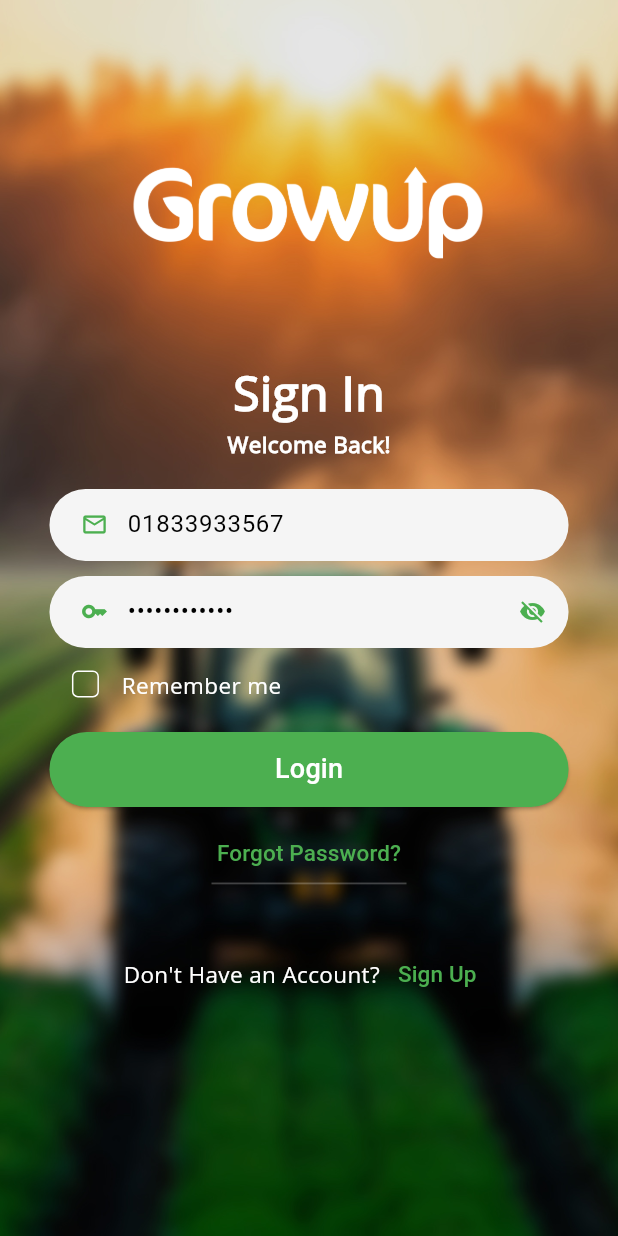
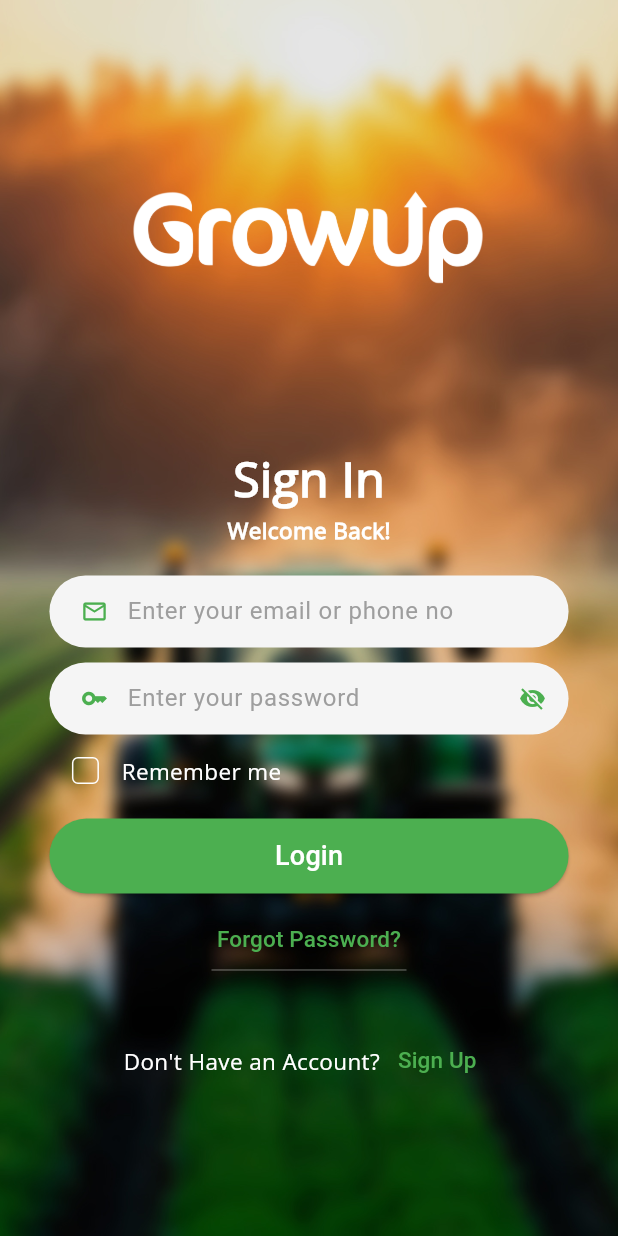
Before and after one commit to shekhorchandra/growup_mbl_app-master_restapi, a Flutter app: the MyLogin screen opened by its route, on a phone screen of 412 x 824 dp. Run offline on Flutter 3.47's test engine with Material 3 defaults, Android fonts, the phone set to English and light mode, and no system bars; our stand-ins replace carousel_slider, dio, flutter_html, flutter_secure_storage, flutter_svg, font_awesome_flutter and 8 more; missing offline and left inert: flutter_file_dialog, flutter_pdfview, flutter_sslcommerz, in_app_update, shurjopay; accounts and stored records are empty.

Commit message:
screen modify

```diff
--- a/lib/views/login.dart
+++ b/lib/views/login.dart
@@ -122,8 +122,8 @@ class _MyLoginState extends State<MyLogin> with TickerProviderStateMixin {
     final width = size.width;
 
     // ⚙️ Default demo credentials
-     usernameController.text = "01833933567";
-     passwordController.text = "ja!1ma!3Pa#2";
+    //  usernameController.text = "01833933567";
+    //  passwordController.text = "ja!1ma!3Pa#2";
 
     return Container(
       decoration: const BoxDecoration(
@@ -140,7 +140,7 @@ class _MyLoginState extends State<MyLogin> with TickerProviderStateMixin {
             padding: EdgeInsets.only(bottom: MediaQuery.of(context).viewInsets.bottom), // ✅ prevents bottom overflow
             child: Column(
               children: [
-                SizedBox(height: height * 0.06),
+                SizedBox(height: height * 0.03),
                 FadeTransition(
                   opacity: _logoOpacity,
                   child: SlideTransition(
@@ -150,7 +150,7 @@ class _MyLoginState extends State<MyLogin> with TickerProviderStateMixin {
                         Image.asset(
                           'assets/images/GrowupLogo.png',
                           color: Colors.white,
-                          height: height * 0.23,
+                          height: height * 0.33,
                           width: width * 0.6,
                           fit: BoxFit.contain,
                         ),
```
